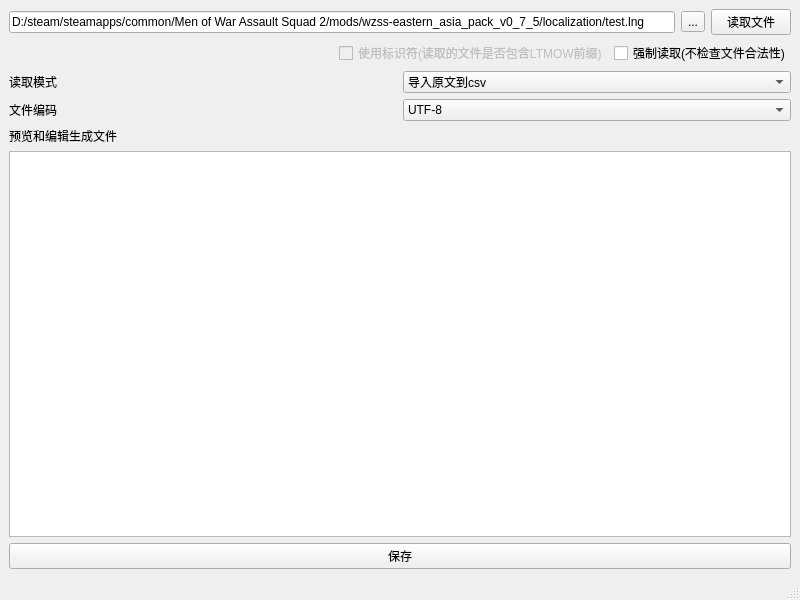
Above: LTMOW_lng2csv/lng2csv_tool.ui from FNSOIDATHQ/localization-tool-for-Men-of-War before the change. Below: the same form after it.
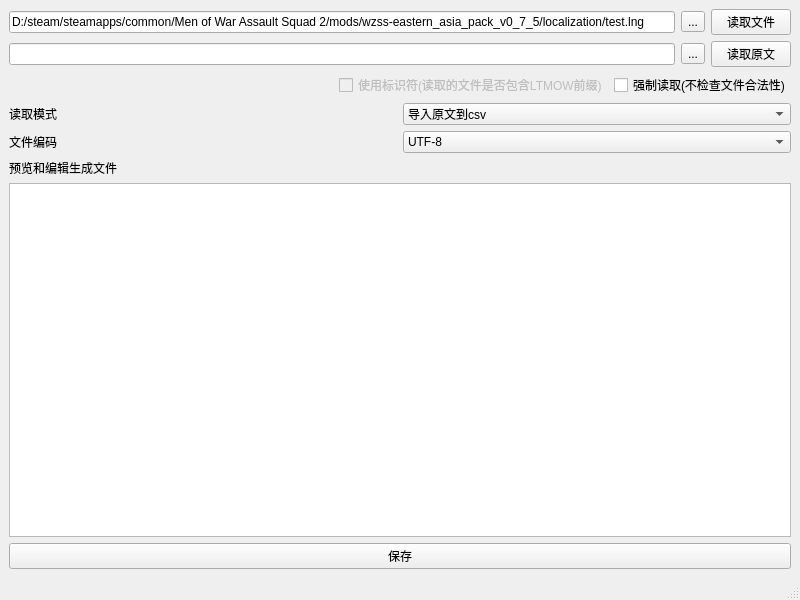
That is the form after the change.

Diff of the .ui file:
```diff
--- a/LTMOW_lng2csv/lng2csv_tool.ui
+++ b/LTMOW_lng2csv/lng2csv_tool.ui
@@ -15,7 +15,7 @@
   </property>
   <widget class="QWidget" name="centralwidget">
    <layout class="QGridLayout" name="gridLayout">
-    <item row="4" column="0">
+    <item row="5" column="0">
      <layout class="QVBoxLayout" name="verticalLayout">
       <item>
        <widget class="QLabel" name="label">
@@ -36,7 +36,7 @@
       </item>
      </layout>
     </item>
-    <item row="3" column="0">
+    <item row="4" column="0">
      <layout class="QHBoxLayout" name="horizontalLayout_2">
       <item>
        <widget class="QLabel" name="label_2">
@@ -61,36 +61,6 @@
       </item>
      </layout>
     </item>
-    <item row="2" column="0">
-     <layout class="QHBoxLayout" name="horizontalLayout_4">
-      <item>
-       <widget class="QLabel" name="label_3">
-        <property name="text">
-         <string>读取模式</string>
-        </property>
-       </widget>
-      </item>
-      <item>
-       <widget class="QComboBox" name="read_mode">
-        <item>
-         <property name="text">
-          <string>导入原文到csv</string>
-         </property>
-        </item>
-        <item>
-         <property name="text">
-          <string>导入翻译到csv</string>
-         </property>
-        </item>
-        <item>
-         <property name="text">
-          <string>导入翻译到lng</string>
-         </property>
-        </item>
-       </widget>
-      </item>
-     </layout>
-    </item>
     <item row="0" column="0">
      <layout class="QHBoxLayout" name="horizontalLayout">
       <item>
@@ -116,7 +86,37 @@
       </item>
      </layout>
     </item>
-    <item row="1" column="0">
+    <item row="3" column="0">
+     <layout class="QHBoxLayout" name="horizontalLayout_4">
+      <item>
+       <widget class="QLabel" name="label_3">
+        <property name="text">
+         <string>读取模式</string>
+        </property>
+       </widget>
+      </item>
+      <item>
+       <widget class="QComboBox" name="read_mode">
+        <item>
+         <property name="text">
+          <string>导入原文到csv</string>
+         </property>
+        </item>
+        <item>
+         <property name="text">
+          <string>导入翻译到csv</string>
+         </property>
+        </item>
+        <item>
+         <property name="text">
+          <string>导入翻译到lng</string>
+         </property>
+        </item>
+       </widget>
+      </item>
+     </layout>
+    </item>
+    <item row="2" column="0">
      <layout class="QHBoxLayout" name="horizontalLayout_3">
       <item>
        <spacer name="horizontalSpacer">
@@ -162,6 +162,27 @@
       </item>
      </layout>
     </item>
+    <item row="1" column="0">
+     <layout class="QHBoxLayout" name="original_reader">
+      <item>
+       <widget class="QLineEdit" name="original_path"/>
+      </item>
+      <item>
+       <widget class="QToolButton" name="toolButton_2">
+        <property name="text">
+         <string>...</string>
+        </property>
+       </widget>
+      </item>
+      <item>
+       <widget class="QPushButton" name="read_original_lng">
+        <property name="text">
+         <string>读取原文</string>
+        </property>
+       </widget>
+      </item>
+     </layout>
+    </item>
    </layout>
   </widget>
   <widget class="QMenuBar" name="menubar">
```
Left out of the diff: 50 changed lines with no effect on the pictures.
